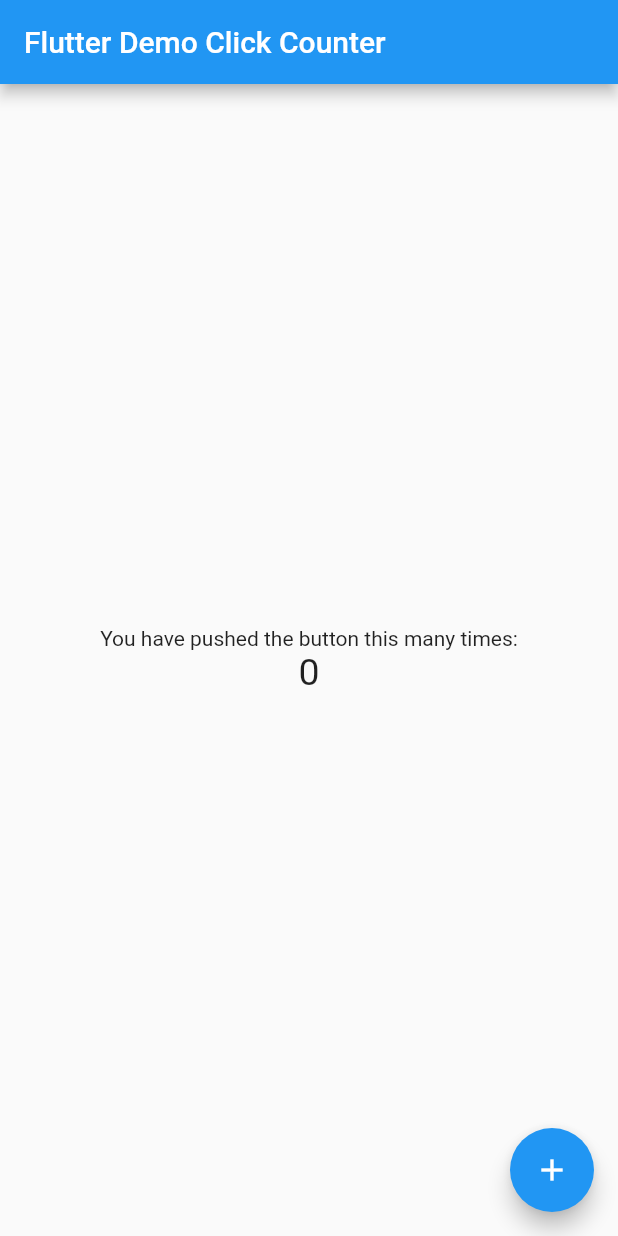
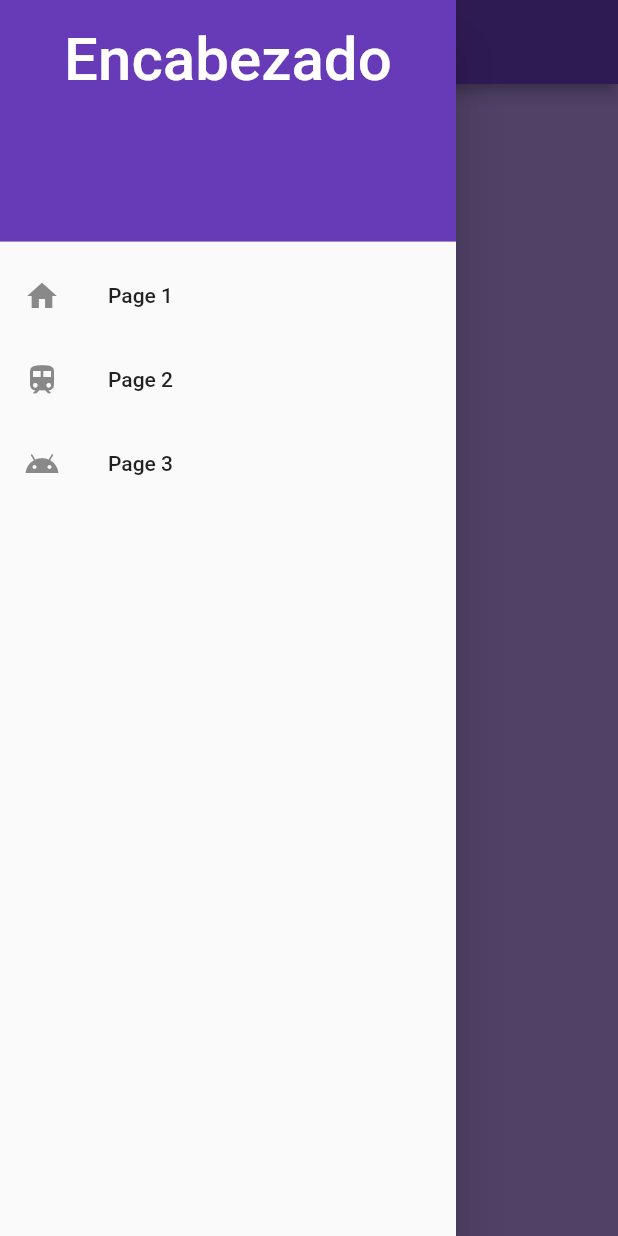
Before and after one commit to Aguilar-Luis/Drawe_P_4, a Flutter app: the screen it shows after launch, with the side drawer open (before the commit the screen has no drawer), on a phone screen of 412 x 824 dp. Run offline on Flutter 3.47's test engine with Material 2 defaults, Android fonts, the phone set to English and light mode, and no system bars.

Commit message:
DrawerV2

```diff
--- a/lib/main.dart
+++ b/lib/main.dart
@@ -4,15 +4,16 @@ void main() => runApp(MyApp());
 
 class MyApp extends StatelessWidget {
   const MyApp({super.key});
-  static const String _title = 'Flutter Stateful Clicker Counter';
+  static const String _title = 'Drawer del Luis';
   // This widget is the root of your application.
   @override
   Widget build(BuildContext context) {
     return MaterialApp(
       title: _title,
       theme: ThemeData(
-        primarySwatch: Colors.blue,
+        primarySwatch: Colors.deepPurple,
       ),
+      debugShowCheckedModeBanner: false,
       home: MyHomePage(),
     );
   }
@@ -20,72 +21,65 @@ class MyApp extends StatelessWidget {
 
 class MyHomePage extends StatefulWidget {
   const MyHomePage({super.key});
-  // This widget is the home page of your application. It is stateful, meaning
-  // that it has a State object (defined below) that contains fields that affect
-  // how it looks.
-  // This class is the configuration for the state.
   @override
   _MyHomePageState createState() => _MyHomePageState();
 }
 
 class _MyHomePageState extends State<MyHomePage> {
-  int _counter = 0;
-
-  void _incrementCounter() {
-    setState(() {
-      // This call to setState tells the Flutter framework that something has
-      // changed in this State, which causes it to rerun the build method below
-      // so that the display can reflect the updated values. If we changed
-      // _counter without calling setState(), then the build method would not be
-      // called again, and so nothing would appear to happen.
-      _counter++;
-    });
-  }
-
   @override
   Widget build(BuildContext context) {
-    // This method is rerun every time setState is called, for instance as done
-    // by the _incrementCounter method above.
-    //
-    // The Flutter framework has been optimized to make rerunning build methods
-    // fast, so that you can just rebuild anything that needs updating rather
-    // than having to individually change instances of widgets.
     return Scaffold(
       appBar: AppBar(
-        // Here we take the value from the MyHomePage object that was created by
-        // the App.build method, and use it to set our appbar title.
-        title: Text('Flutter Demo Click Counter'),
+        title: Text('El contador del Luis'),
       ),
-      body: Center(
-        // Center is a layout widget. It takes a single child and positions it
-        // in the middle of the parent.
-        child: Column(
-          // Column is also a layout widget. It takes a list of children and
-          // arranges them vertically. By default, it sizes itself to fit its
-          // children horizontally, and tries to be as tall as its parent.
-          //
-          // Column has various properties to control how it sizes itself and
-          // how it positions its children. Here we use mainAxisAlignment to
-          // center the children vertically; the main axis here is the vertical
-          // axis because Columns are vertical (the cross axis would be
-          // horizontal).
-          mainAxisAlignment: MainAxisAlignment.center,
-          children: <Widget>[
-            Text(
-              'You have pushed the button this many times:',
+      backgroundColor: const Color(0xffaf90e1),
+      drawer: Drawer(
+        child: ListView(
+          // Important: Remove any padding from the ListView.
+          padding: EdgeInsets.zero,
+          children: [
+            const DrawerHeader(
+              decoration: BoxDecoration(
+                color: Colors.deepPurple,
+              ),
+              child: Text(
+                "Encabezado",
+                textAlign: TextAlign.center,
+                style: TextStyle(fontSize: 40, color: Color(0xffffffff)),
+                textScaleFactor: 1,
+              ),
             ),
-            Text(
-              '$_counter',
-              style: TextStyle(fontSize: 25),
+            ListTile(
+              leading: Icon(
+                Icons.home,
+              ),
+              title: const Text('Page 1'),
+              onTap: () {
+                Navigator.pop(context);
+              },
+            ),
+            ListTile(
+              leading: Icon(
+                Icons.train,
+              ),
+              title: const Text('Page 2'),
+              onTap: () {
+                Navigator.pop(context);
+              },
+            ),
+            ListTile(
+              leading: Icon(
+                Icons.android,
+              ),
+              title: const Text('Page 3'),
+              onTap: () {
+                Navigator.pop(context);
+              },
             ),
           ],
         ),
       ),
-      floatingActionButton: FloatingActionButton(
-        onPressed: _incrementCounter,
-        tooltip: 'Increment',
-        child: Icon(Icons.add),
-      ),
+      body: Center(),
     );
   }
 }
--- a/pubspec.yaml
+++ b/pubspec.yaml
@@ -30,6 +30,10 @@ dev_dependencies:
   # package. See that file for information about deactivating specific lint
   # rules and activating additional ones.
   flutter_lints: ^1.0.0
+  flutter_driver:
+    sdk: flutter
+  bdd_widget_test: ^1.2.1
+  build_runner: ^2.3.3
 
 # For information on the generic Dart part of this file, see the
 # following page: https://dart.dev/tools/pub/pubspec
```
